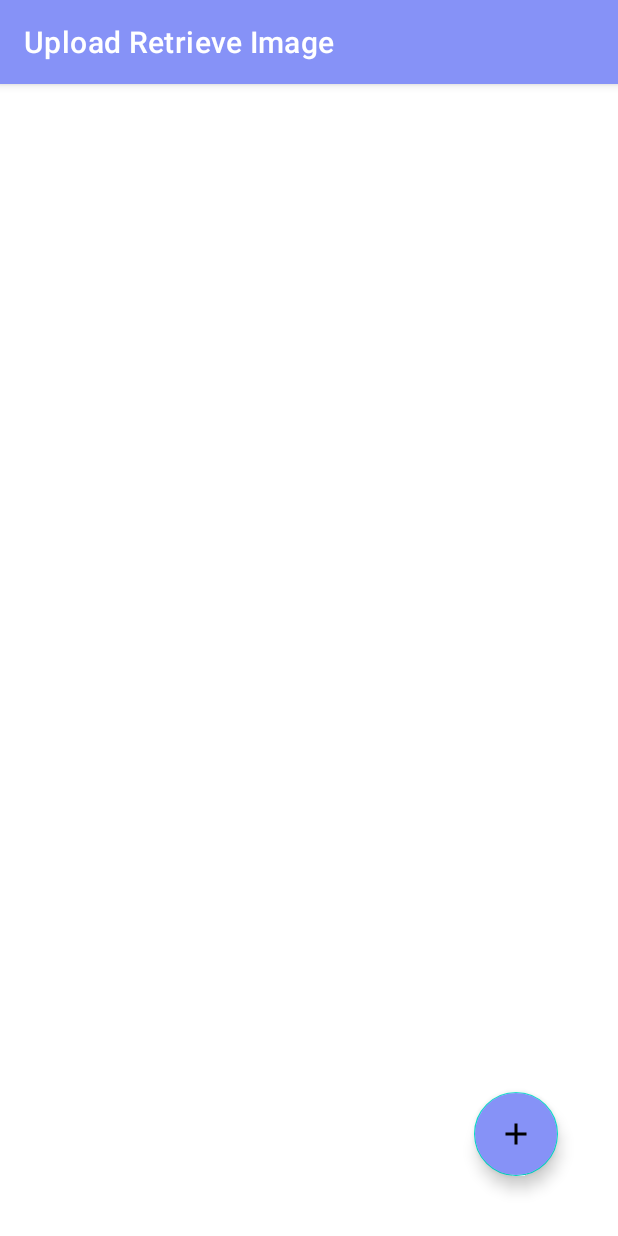
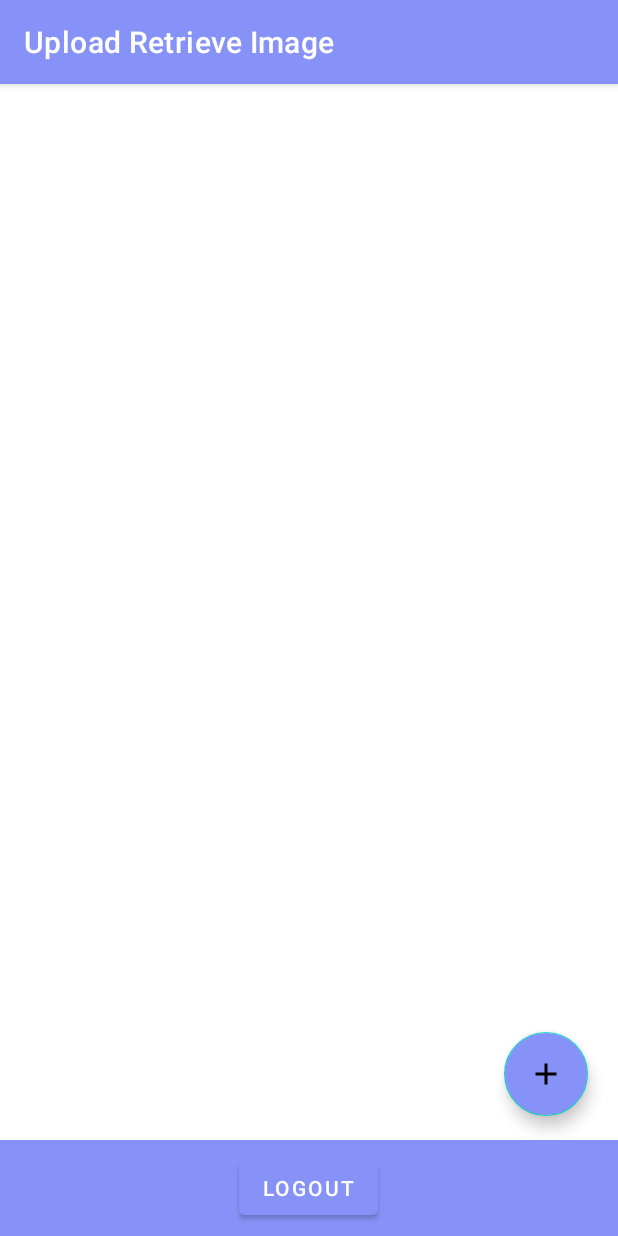
Before and after one commit to Albert-BS/JACSON_Demonstration_App, an Android app: the MainActivity screen opened directly, with no data from a screen before it, on a phone screen of 412 x 824 dp. Run offline under Robolectric (Android 15) with nearby library versions, the phone set to English and light mode, and no system bars; our stand-ins replace Firebase (no records; nobody signed in at launch, a user with empty details on screens opened directly).

Commit message:
Logout + Login + View Grid

```diff
--- a/app/src/main/java/com/example/uploadretrieveimage/MainActivity.java
+++ b/app/src/main/java/com/example/uploadretrieveimage/MainActivity.java
@@ -6,6 +6,7 @@ import androidx.appcompat.app.AppCompatActivity;
 import android.content.Intent;
 import android.os.Bundle;
 import android.view.View;
+import android.widget.Button;
 import android.widget.GridView;
 
 import com.google.android.material.floatingactionbutton.FloatingActionButton;
@@ -19,6 +20,7 @@ import java.util.ArrayList;
 
 public class MainActivity extends AppCompatActivity {
 
+    Button logout;
     FloatingActionButton fab;
     private GridView gridView;
     private ArrayList<DataClass> dataList;
@@ -36,6 +38,7 @@ public class MainActivity extends AppCompatActivity {
         dataList = new ArrayList<>();
         adapter = new MyAdapter(this, dataList);
         gridView.setAdapter(adapter);
+        logout = findViewById(R.id.logout_button);
 
         databaseReference.addValueEventListener(new ValueEventListener() {
             @Override
@@ -59,5 +62,14 @@ public class MainActivity extends AppCompatActivity {
                 finish();
             }
         });
+
+        logout.setOnClickListener(new View.OnClickListener() {
+            @Override
+            public void onClick(View v) {
+                Intent intent = new Intent(getApplicationContext(), LoginActivity.class);
+                startActivity(intent);
+                finish();
+            }
+        });
     }
 }
--- a/app/src/main/res/layout/activity_main.xml
+++ b/app/src/main/res/layout/activity_main.xml
@@ -13,7 +13,8 @@
         android:id="@+id/fab"
         android:layout_alignParentBottom="true"
         android:layout_alignParentEnd="true"
-        android:layout_margin="40dp"
+        android:layout_marginEnd="20dp"
+        android:layout_marginBottom="80dp"
         android:backgroundTint="@color/lavender"
         android:src="@drawable/baseline_add_24"
         android:tint="@color/white"/>
@@ -21,7 +22,27 @@
     <GridView
         android:layout_width="match_parent"
         android:layout_height="match_parent"
+        android:layout_above="@+id/bottomBar"
         android:id="@+id/gridView"
         android:numColumns="3"/>
 
+    <LinearLayout
+        android:layout_width="match_parent"
+        android:layout_height="wrap_content"
+        android:id="@+id/bottomBar"
+        android:layout_alignParentBottom="true"
+        android:background="@color/lavender"
+        android:padding="8dp"
+        android:gravity="center">
+
+        <Button
+            android:id="@+id/logout_button"
+            android:layout_width="wrap_content"
+            android:layout_height="wrap_content"
+            android:text="Logout"
+            android:textColor="@color/white"
+            android:background="@null" />
+
+    </LinearLayout>
+
 </RelativeLayout>
```
Also changed, not shown: app/src/main/res/layout/activity_upload2.xml (deleted, +0 -9 lines).
